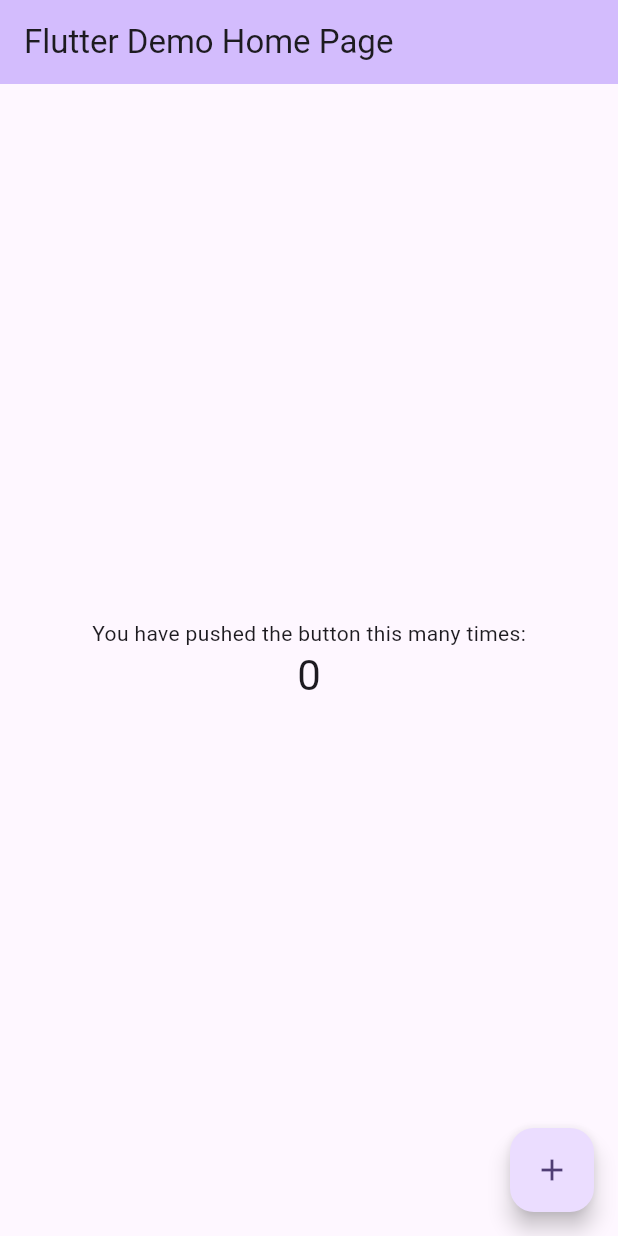
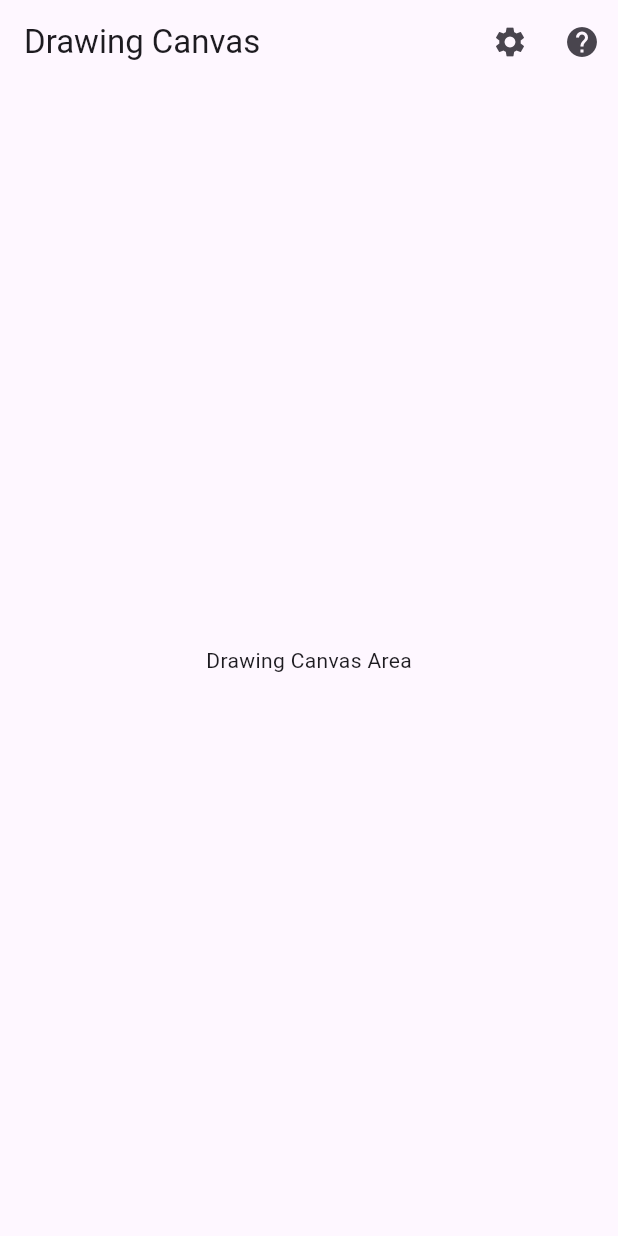
Before and after one commit to Ad2m1109/Phone-Graphics-Tablet-Project, a Flutter app: the screen it shows after launch, on a phone screen of 412 x 824 dp. Run offline on Flutter 3.47's test engine with Material 3 defaults, Android fonts, the phone set to English and light mode, and no system bars.

Commit message:
full readme file | build the roots in the main page

```diff
--- a/lib/main.dart
+++ b/lib/main.dart
@@ -7,116 +7,82 @@ void main() {
 class MyApp extends StatelessWidget {
   const MyApp({super.key});
 
-  // This widget is the root of your application.
   @override
   Widget build(BuildContext context) {
     return MaterialApp(
-      title: 'Flutter Demo',
+      title: 'Phone Graphics Tablet',
       theme: ThemeData(
-        // This is the theme of your application.
-        //
-        // TRY THIS: Try running your application with "flutter run". You'll see
-        // the application has a purple toolbar. Then, without quitting the app,
-        // try changing the seedColor in the colorScheme below to Colors.green
-        // and then invoke "hot reload" (save your changes or press the "hot
-        // reload" button in a Flutter-supported IDE, or press "r" if you used
-        // the command line to start the app).
-        //
-        // Notice that the counter didn't reset back to zero; the application
-        // state is not lost during the reload. To reset the state, use hot
-        // restart instead.
-        //
-        // This works for code too, not just values: Most code changes can be
-        // tested with just a hot reload.
         colorScheme: ColorScheme.fromSeed(seedColor: Colors.deepPurple),
+        useMaterial3: true,
       ),
-      home: const MyHomePage(title: 'Flutter Demo Home Page'),
+      initialRoute: '/',
+      routes: {
+        '/': (context) => const HomeScreen(),
+        '/settings': (context) => const SettingsScreen(),
+        '/help': (context) => const HelpScreen(),
+      },
     );
   }
 }
 
-class MyHomePage extends StatefulWidget {
-  const MyHomePage({super.key, required this.title});
-
-  // This widget is the home page of your application. It is stateful, meaning
-  // that it has a State object (defined below) that contains fields that affect
-  // how it looks.
-
-  // This class is the configuration for the state. It holds the values (in this
-  // case the title) provided by the parent (in this case the App widget) and
-  // used by the build method of the State. Fields in a Widget subclass are
-  // always marked "final".
-
-  final String title;
-
-  @override
-  State<MyHomePage> createState() => _MyHomePageState();
-}
-
-class _MyHomePageState extends State<MyHomePage> {
-  int _counter = 0;
-
-  void _incrementCounter() {
-    setState(() {
-      // This call to setState tells the Flutter framework that something has
-      // changed in this State, which causes it to rerun the build method below
-      // so that the display can reflect the updated values. If we changed
-      // _counter without calling setState(), then the build method would not be
-      // called again, and so nothing would appear to happen.
-      _counter++;
-    });
-  }
+class HomeScreen extends StatelessWidget {
+  const HomeScreen({super.key});
 
   @override
   Widget build(BuildContext context) {
-    // This method is rerun every time setState is called, for instance as done
-    // by the _incrementCounter method above.
-    //
-    // The Flutter framework has been optimized to make rerunning build methods
-    // fast, so that you can just rebuild anything that needs updating rather
-    // than having to individually change instances of widgets.
     return Scaffold(
       appBar: AppBar(
-        // TRY THIS: Try changing the color here to a specific color (to
-        // Colors.amber, perhaps?) and trigger a hot reload to see the AppBar
-        // change color while the other colors stay the same.
-        backgroundColor: Theme.of(context).colorScheme.inversePrimary,
-        // Here we take the value from the MyHomePage object that was created by
-        // the App.build method, and use it to set our appbar title.
-        title: Text(widget.title),
+        title: const Text('Drawing Canvas'),
+        actions: [
+          IconButton(
+            icon: const Icon(Icons.settings),
+            onPressed: () {
+              Navigator.pushNamed(context, '/settings');
+            },
+          ),
+          IconButton(
+            icon: const Icon(Icons.help),
+            onPressed: () {
+              Navigator.pushNamed(context, '/help');
+            },
+          ),
+        ],
       ),
-      body: Center(
-        // Center is a layout widget. It takes a single child and positions it
-        // in the middle of the parent.
-        child: Column(
-          // Column is also a layout widget. It takes a list of children and
-          // arranges them vertically. By default, it sizes itself to fit its
-          // children horizontally, and tries to be as tall as its parent.
-          //
-          // Column has various properties to control how it sizes itself and
-          // how it positions its children. Here we use mainAxisAlignment to
-          // center the children vertically; the main axis here is the vertical
-          // axis because Columns are vertical (the cross axis would be
-          // horizontal).
-          //
-          // TRY THIS: Invoke "debug painting" (choose the "Toggle Debug Paint"
-          // action in the IDE, or press "p" in the console), to see the
-          // wireframe for each widget.
-          mainAxisAlignment: MainAxisAlignment.center,
-          children: <Widget>[
-            const Text('You have pushed the button this many times:'),
-            Text(
-              '$_counter',
-              style: Theme.of(context).textTheme.headlineMedium,
-            ),
-          ],
-        ),
+      body: const Center(
+        child: Text('Drawing Canvas Area'),
       ),
-      floatingActionButton: FloatingActionButton(
-        onPressed: _incrementCounter,
-        tooltip: 'Increment',
-        child: const Icon(Icons.add),
-      ), // This trailing comma makes auto-formatting nicer for build methods.
     );
   }
 }
+
+class SettingsScreen extends StatelessWidget {
+  const SettingsScreen({super.key});
+
+  @override
+  Widget build(BuildContext context) {
+    return Scaffold(
+      appBar: AppBar(
+        title: const Text('Settings'),
+      ),
+      body: const Center(
+        child: Text('Settings Screen'),
+      ),
+    );
+  }
+}
+
+class HelpScreen extends StatelessWidget {
+  const HelpScreen({super.key});
+
+  @override
+  Widget build(BuildContext context) {
+    return Scaffold(
+      appBar: AppBar(
+        title: const Text('Help'),
+      ),
+      body: const Center(
+        child: Text('Help Screen'),
+      ),
+    );
+  }
+}
```
Also changed, not shown: 1 other file.
